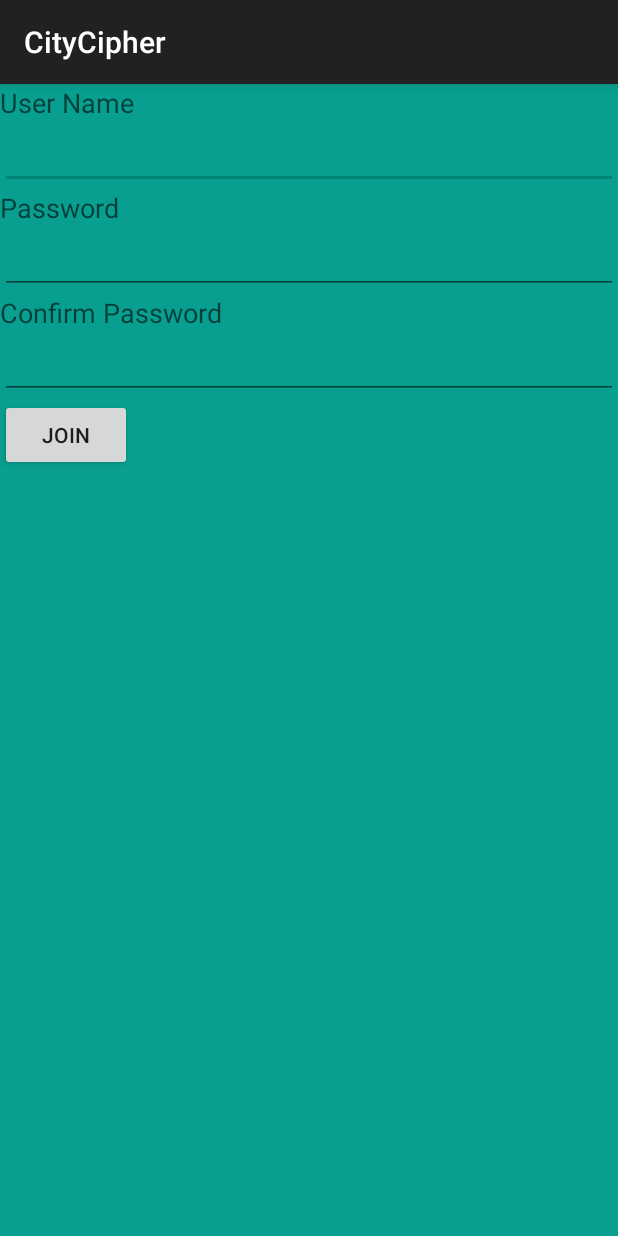
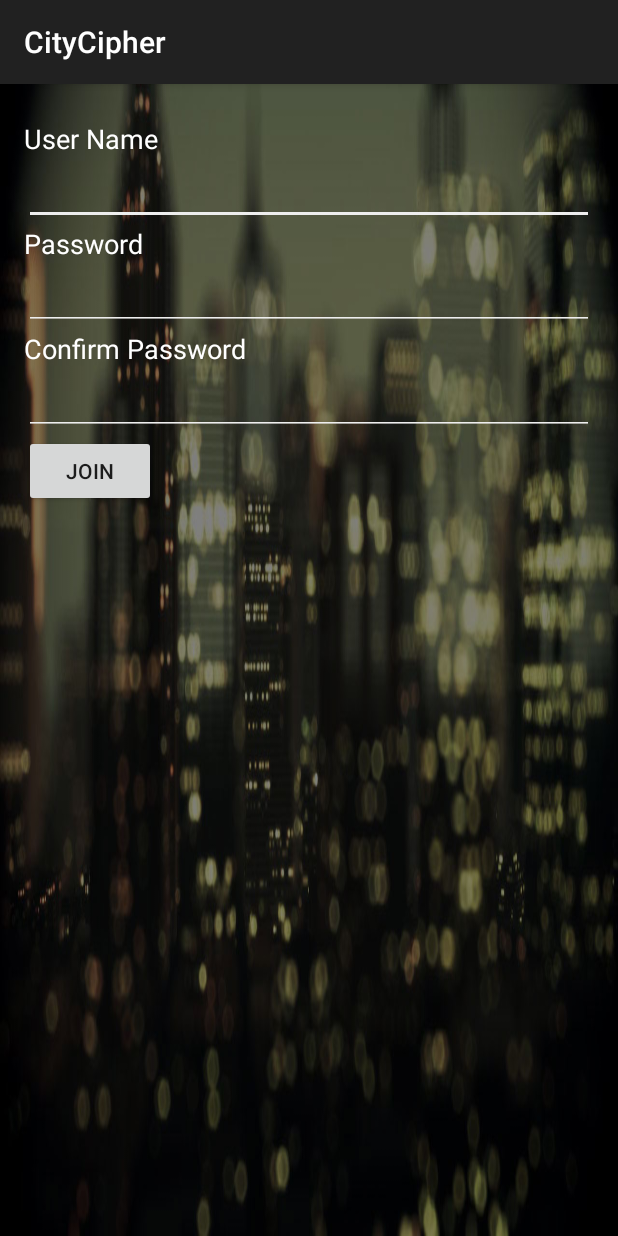
Before and after one commit to benjamin3878/HoboSigns, an Android app: the SignUp screen opened directly, with no data from a screen before it, on a phone screen of 412 x 824 dp. Run offline under Robolectric (Android 15) with nearby library versions, the phone set to English and light mode, and no system bars; libraries missing offline, so code that uses them is left out: com.parse.

Commit message:
darkened background, added to login and signup

```diff
--- a/app/src/main/res/layout/sign_up.xml
+++ b/app/src/main/res/layout/sign_up.xml
@@ -2,52 +2,62 @@
 <LinearLayout xmlns:android="http://schemas.android.com/apk/res/android"
     android:orientation="vertical" android:layout_width="match_parent"
     android:layout_height="match_parent"
-    android:background="@color/green">
+    android:background="@drawable/citynight_720"
+    android:paddingTop="24dp"
+    android:paddingLeft="16dp"
+    android:paddingRight="16dp"
+    android:paddingBottom="16dp">
 
     <TextView
         android:layout_width="wrap_content"
         android:layout_height="wrap_content"
         android:textAppearance="?android:attr/textAppearanceMedium"
         android:text="@string/user_name"
-        android:id="@+id/textView2" />
+        android:id="@+id/textView2"
+        android:textColor="#ffffff"/>
 
     <EditText
         android:layout_width="match_parent"
         android:layout_height="wrap_content"
-        android:id="@+id/signupUserName" />
+        android:id="@+id/signupUserName"
+        android:textColor="#ffffff"/>
 
     <TextView
         android:layout_width="wrap_content"
         android:layout_height="wrap_content"
         android:textAppearance="?android:attr/textAppearanceMedium"
         android:text="@string/password"
-        android:id="@+id/textView3" />
+        android:id="@+id/textView3"
+        android:textColor="#ffffff"/>
 
     <EditText
         android:layout_width="match_parent"
         android:layout_height="wrap_content"
         android:inputType="textPassword"
         android:ems="10"
-        android:id="@+id/signupPassword" />
+        android:id="@+id/signupPassword"
+        android:textColor="#ffffff"/>
 
     <TextView
         android:layout_width="wrap_content"
         android:layout_height="wrap_content"
         android:textAppearance="?android:attr/textAppearanceMedium"
         android:text="@string/confirm_password"
-        android:id="@+id/textView4" />
+        android:id="@+id/textView4"
+        android:textColor="#ffffff"/>
 
     <EditText
         android:layout_width="match_parent"
         android:layout_height="wrap_content"
         android:inputType="textPassword"
         android:ems="10"
-        android:id="@+id/signupConfirmPassword" />
+        android:id="@+id/signupConfirmPassword"
+        android:textColor="#ffffff"/>
 
     <Button
         android:layout_width="wrap_content"
         android:layout_height="wrap_content"
         android:text="@string/join"
-        android:id="@+id/join" />
+        android:id="@+id/join"/>
 
 </LinearLayout>
--- a/app/src/main/res/values/styles.xml
+++ b/app/src/main/res/values/styles.xml
@@ -2,7 +2,9 @@
 
     <!-- Base application theme. -->
     <style name="AppTheme" parent="Theme.AppCompat.Light.DarkActionBar">
-        <!-- Customize your theme here. -->
+        <item name="colorControlNormal">#eeeeee</item>
+        <item name="colorControlActivated">#eeeeee</item>
+        <item name="colorControlHighlight">#eeeeee</item>
     </style>
 
 </resources>
```
Also changed, not shown: app/src/main/res/layout/login.xml (+13 -5 lines), app/src/main/res/drawable/citynight_720.jpg.
